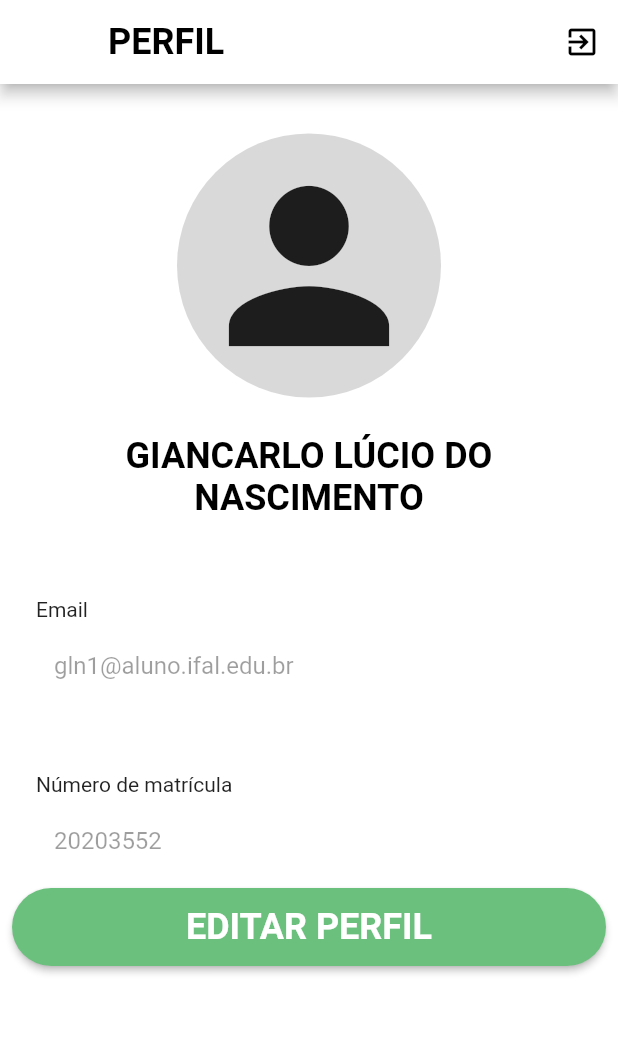
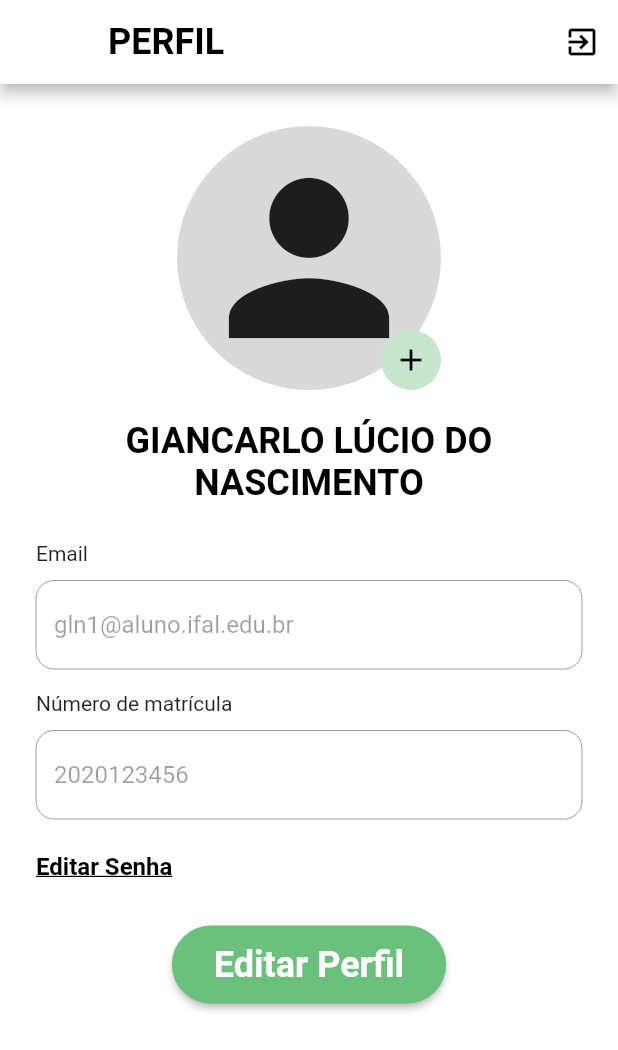
Before and after one commit to ludmilabss/App_prmo, a Flutter app: the PerfilPage screen opened directly, on a phone screen of 412 x 824 dp. Shown: the top 1050 px of the screen. Run offline on Flutter 3.47's test engine with Material 2 defaults, Android fonts, the light colour scheme and no system bars; our stand-ins replace table_calendar; network calls fail.

Commit message:
Update perfil_page.dart

```diff
--- a/lib/pages/perfil_page.dart
+++ b/lib/pages/perfil_page.dart
@@ -1,4 +1,8 @@
+import 'package:app_prmo/pages/login_page.dart';
+import 'package:app_prmo/widget/drawer.dart';
 import 'package:flutter/material.dart';
+
+import 'editarsenha_page.dart';
 
 class PerfilPage extends StatefulWidget {
   const PerfilPage({Key? key}) : super(key: key);
@@ -8,218 +12,187 @@ class PerfilPage extends StatefulWidget {
 }
 
 class _PerfilPageState extends State<PerfilPage> {
+
+  //declaração das variaveis
+  bool _emailinput = false;
+  bool _matricula = false;
+  TextEditingController emailcontroller = TextEditingController();
+  TextEditingController matriculacontroller = TextEditingController();
+  var _email = "gln1@aluno.ifal.edu.br";
+  var _matriculanum = "2020123456";
+  String btn = "Editar Perfil";
+  bool button = true;
+
   @override
   Widget build(BuildContext context) {
-
     return Scaffold(
-
       backgroundColor: Colors.white,
-
-      drawer: Drawer(
-        child: ListView(
-          children: const <Widget>[
-            UserAccountsDrawerHeader(
-              accountName: Text(
-                'Beltrano Ferreira',
-                style: TextStyle(
-                  color: Color(0xFFFFFFFF),
-                  fontFamily: 'Roboto',
-                  fontSize: 24,
-                  fontWeight: FontWeight.bold,
-                ),
-              ),
-              accountEmail: Text('bf1@aluno.ifal.edu.br'),
-              currentAccountPicture: CircleAvatar(
-                backgroundColor: Color(0xFFD9D9D9),
-                child: Text(
-                  'BF',
-                  style: TextStyle(
-                    color: Color(0xFFFFFFFF),
-                    fontFamily: 'Roboto',
-                    fontSize: 20,
-                    fontWeight: FontWeight.bold,
-                  ),
-                ),
-              ),
-              decoration: BoxDecoration(color: Color(0xFF6BC07D)),
-            ),
-            ListTile(
-              title: Text(
-                "Perfil",
-                style: TextStyle(
-                  color: Colors.black,
-                  fontFamily: 'Roboto',
-                  fontSize: 16,
-                  fontWeight: FontWeight.normal,
-                ),
-              ),
-              trailing: Icon(Icons.person),
-            ),
-            Divider(),
-            ListTile(
-              title: Text(
-                "Matérias",
-                style: TextStyle(
-                  color: Colors.black,
-                  fontFamily: 'Roboto',
-                  fontSize: 16,
-                  fontWeight: FontWeight.normal,
-                ),
-              ),
-              trailing: Icon(Icons.folder),
-            ),
-            Divider(),
-            ListTile(
-              title: Text(
-                "Mural",
-                style: TextStyle(
-                  color: Colors.black,
-                  fontFamily: 'Roboto',
-                  fontSize: 16,
-                  fontWeight: FontWeight.normal,
-                ),
-              ),
-              trailing: Icon(Icons.chat_outlined),
-            ),
-            Divider(),
-            ListTile(
-              title: Text(
-                "Calendário",
-                style: TextStyle(
-                  color: Colors.black,
-                  fontFamily: 'Roboto',
-                  fontSize: 16,
-                  fontWeight: FontWeight.normal,
-                ),
-              ),
-              trailing: Icon(Icons.calendar_month),
-            ),
-          ],
-        ),
-      ),
-
+      drawer: const DrawerWidget(),
       appBar: AppBar(
-
         backgroundColor: Colors.white,
-
-        // leading: GestureDetector(
-        //   onTap: () {},
-        //   child: const Icon(
-        //     Icons.menu,
-        //     color: Colors.black,
-        //   ),
-        // ),
-
         title: const Text(
           'PERFIL',
-          style: TextStyle(fontSize: 24,
-            color: Colors.black,
-            fontWeight: FontWeight.bold,
+          style: TextStyle(
+              fontSize: 24, color: Colors.black, fontWeight: FontWeight.bold),
         ),
-        ),
-
         actions: [
           IconButton(
-              onPressed: () {},
+              onPressed: () {Navigator.pushReplacement(context,
+                  MaterialPageRoute(
+                      builder: (context){
+                        return const LoginPage();
+                      }
+                  )
+              );
+              },
               icon: const Icon(
                 Icons.exit_to_app,
                 color: Colors.black,
-              )
-          )
+              ))
         ],
       ),
-
-
-
 
       body: Padding(
         padding: const EdgeInsets.all(8.0),
         child: ListView(
           children: [
-            const SizedBox(height: 25),
+            const SizedBox(height: 20),
+
+            //COLUMN PRA FAZER A FOTO DE PERFIL E O NOME
             Column(
-              mainAxisAlignment:  MainAxisAlignment.center,
+              //mainAxisAlignment:  MainAxisAlignment.center,
+              children: [
+                Stack(
                   children: [
                     Container(
                       decoration: BoxDecoration(
                           color: Color(0xFFD9D9D9),
-                    borderRadius: BorderRadius.circular(101)
-                  ),
-                  child:
-                  Padding(
+                          borderRadius: BorderRadius.circular(101)),
+                      child: Padding(
                         padding: const EdgeInsets.all(8.0),
-                    child: Icon(Icons.person, size: 160,),
+                        child: Icon(Icons.person, size: 160),
                       ),
                     ),
-                const SizedBox(height: 25),
+                    Positioned(
+                      bottom: 0,
+                      right: 0,
+                      child: CircleAvatar(
+                        backgroundColor: Color(0xFFC8E5CE),
+                        child: IconButton(
+                          onPressed: () {},
+                          icon: Icon(Icons.add,
+                          color: Colors.black,),
+                        ),
+                      ),
+                    )
+                  ],
+                ),
+                const SizedBox(height: 20),
                 Text(
                   'GIANCARLO LÚCIO DO NASCIMENTO',
                   textAlign: TextAlign.center,
                   style: TextStyle(
                       color: Colors.black,
                       fontSize: 24,
-                    fontWeight: FontWeight.bold,
-                  ),
+                      fontWeight: FontWeight.bold),
                 ),
               ],
             ),
-            const SizedBox(height: 52),
 
-            const Padding(
-              padding: EdgeInsets.only(left: 16.0),
-              child: Text("Email"),
-            ),
+            const SizedBox(height: 25),
+
+            //PADDING PRA FAZER OS CAMPOS DE EMAIL MATRICULA E EDITAR SENHA
             Padding(
-              padding: const EdgeInsets.only(
-                  left: 16.0, right: 16.0, bottom: 2.0),
-              child: TextFormField(
-                decoration:  InputDecoration(
+              padding: EdgeInsets.only(left: 16.0, right: 16.0, bottom: 2.0),
+              child: Column(
+                crossAxisAlignment: CrossAxisAlignment.start,
+                children: [
+                  Text("Email"),
+                  const SizedBox(height: 10),
+                  TextFormField(
+                    decoration: InputDecoration(
                       border: OutlineInputBorder(
                         borderRadius: BorderRadius.circular(12.0),
-                    borderSide: BorderSide.none,
+                        //borderSide: BorderSide.none,
                       ),
-                  hintText: 'gln1@aluno.ifal.edu.br',
+                      hintText: _email,
                       filled: true,
                       fillColor: Colors.white,
                     ),
-                enabled: false,
+                    enabled: _emailinput,
+                    controller: emailcontroller,
                   ),
-            ),
-            const SizedBox(height: 40),
-             const Padding(
-              padding: EdgeInsets.only(left: 16.0),
-              child: Text("Número de matrícula"),
-             ),
-            Padding(
-              padding: const EdgeInsets.only(
-                  left: 16.0, right: 16.0, bottom: 2.0),
-              child: TextFormField(
-                decoration:  InputDecoration(
+
+                  const SizedBox(height: 15),
+
+                  Text("Número de matrícula"),
+                  const SizedBox(height: 10),
+                  TextFormField(
+                    decoration: InputDecoration(
                       border: OutlineInputBorder(
                         borderRadius: BorderRadius.circular(12.0),
-                    borderSide: BorderSide.none,
+                        //borderSide: BorderSide.none,
                       ),
-                  hintText: '20203552',
+                      hintText: _matriculanum,
                       filled: true,
                       fillColor: Colors.white,
                     ),
-                enabled: false,
+                    enabled: _matricula,
+                    controller: matriculacontroller,
+                  ),
+
+                  const SizedBox(height: 22),
+
+                  InkWell(
+                    onTap: () {
+                      Navigator.pushReplacement(context,
+                          MaterialPageRoute(
+                              builder: (context){
+                                return EditarSenhaPage();
+                              }
+                          )
+                      );
+                    },
+                    child:
+                    const Text("Editar Senha",
+                      style: TextStyle(
+                        color: Colors.black,
+                        fontSize: 16,
+                        fontWeight: FontWeight.bold,
+                        decoration: TextDecoration.underline,
                       ),
                     ),
+                    //enableFeedback: false,
+                  ),
 
-            ElevatedButton(
+                  const SizedBox(height: 30),
+
+                  Center(
+                    child: ElevatedButton(
                       style: ElevatedButton.styleFrom(
                         primary: Color(0xFF6BC07D),
                         shape: RoundedRectangleBorder(
                           borderRadius: BorderRadius.circular(32), // <-- Radius
                         ),
                       ),
-              onPressed: () {},
-              child: const Padding(
-                padding: EdgeInsets.all(12.0),
-                child: Text(
-                  'EDITAR PERFIL',
-                  style: TextStyle(
+                      onPressed: () {
+                        setState(() {
+                          _matricula = !_matricula;
+                          _emailinput = !_emailinput;
+                          _email = emailcontroller.text;
+                          _matriculanum = matriculacontroller.text;
+                          button = !button;
+                          if (button == false){
+                            btn = "Salvar";
+                          } else{
+                            btn = "Editar Perfil";
+                          }
+                        });
+                      },
+                      child:  Padding(
+                        padding: const EdgeInsets.all(12.0),
+                        child: Text( btn,
+                          style: const TextStyle(
                             color: Colors.white,
                             fontSize: 24,
                             fontWeight: FontWeight.bold,
@@ -227,6 +200,15 @@ class _PerfilPageState extends State<PerfilPage> {
                         ),
                       ),
                     ),
+                  ),
+
+                ],
+              ),
+            ),
+
+
+
+
           ],
         ),
       ),
```
Lines whose indentation alone changed are shown as unchanged.
